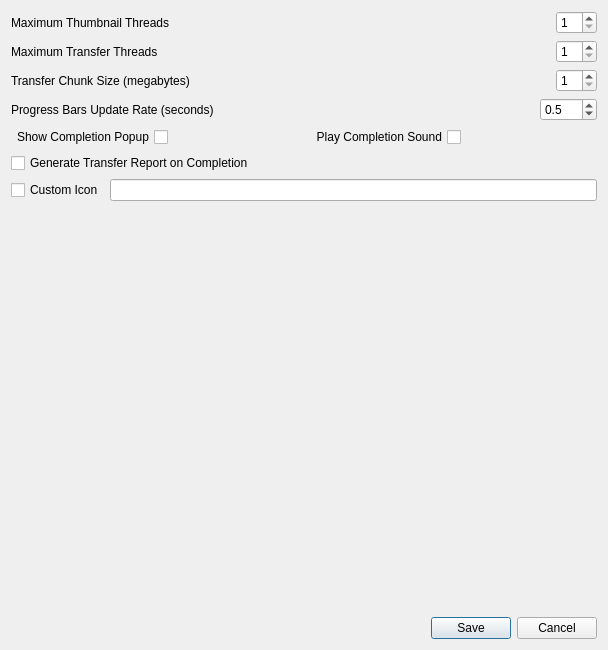
Above: Libs/UserInterfaces/SourceTab_Config.ui from AltaArts/SourceTab--Prism-Plugin before the change. Below: the same form after it.
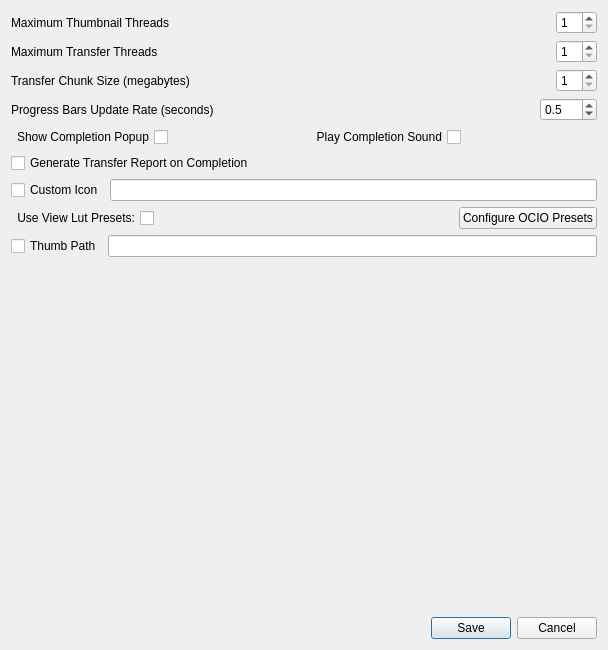
That is the form after the change.

What changed in the file:
```diff
--- a/Libs/UserInterfaces/SourceTab_Config.ui
+++ b/Libs/UserInterfaces/SourceTab_Config.ui
@@ -247,6 +247,54 @@
          </item>
         </layout>
        </item>
+       <item>
+        <layout class="QHBoxLayout" name="lo_viewLut">
+         <item>
+          <widget class="QCheckBox" name="chb_useViewLut">
+           <property name="layoutDirection">
+            <enum>Qt::LayoutDirection::RightToLeft</enum>
+           </property>
+           <property name="text">
+            <string>Use View Lut Presets:</string>
+           </property>
+          </widget>
+         </item>
+         <item>
+          <spacer name="horizontalSpacer_5">
+           <property name="orientation">
+            <enum>Qt::Orientation::Horizontal</enum>
+           </property>
+           <property name="sizeHint" stdset="0">
+            <size>
+             <width>40</width>
+             <height>20</height>
+            </size>
+           </property>
+          </spacer>
+         </item>
+         <item>
+          <widget class="QPushButton" name="b_configureOcioPreets">
+           <property name="text">
+            <string>Configure OCIO Presets</string>
+           </property>
+          </widget>
+         </item>
+        </layout>
+       </item>
+       <item>
+        <layout class="QHBoxLayout" name="lo_customThumbPath">
+         <item>
+          <widget class="QCheckBox" name="chb_useCustomThumbPath">
+           <property name="text">
+            <string>Thumb Path</string>
+           </property>
+          </widget>
+         </item>
+         <item>
+          <widget class="QLineEdit" name="le_customThumbPath"/>
+         </item>
+        </layout>
+       </item>
        <item>
         <spacer name="verticalSpacer">
          <property name="orientation">
```
